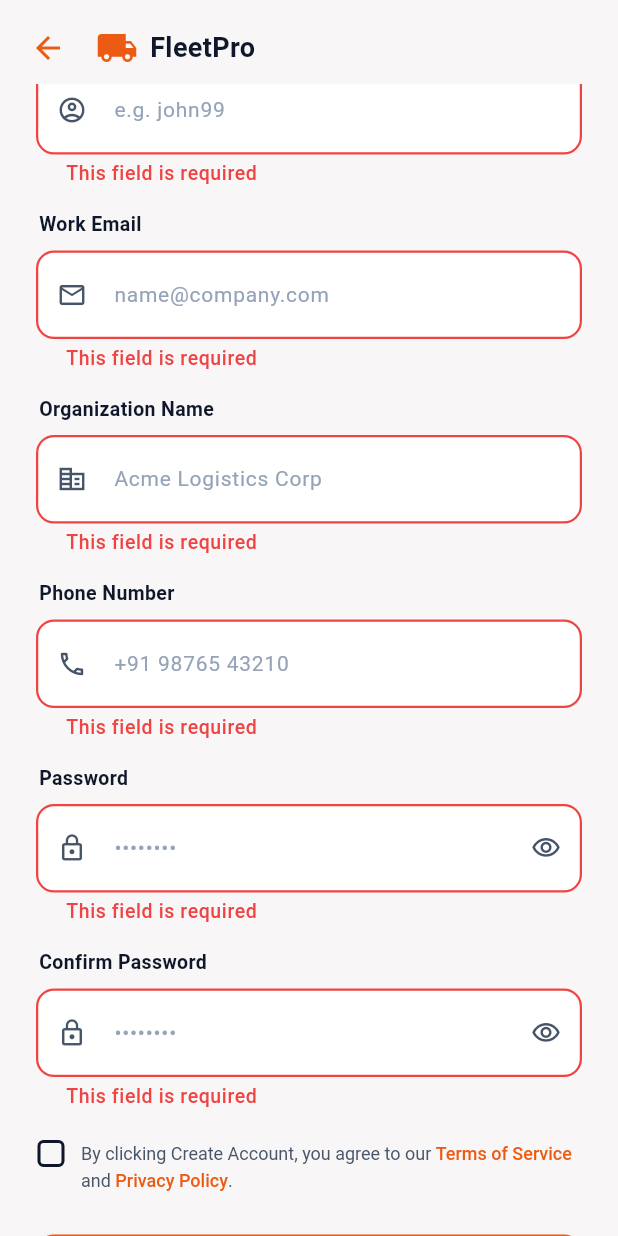
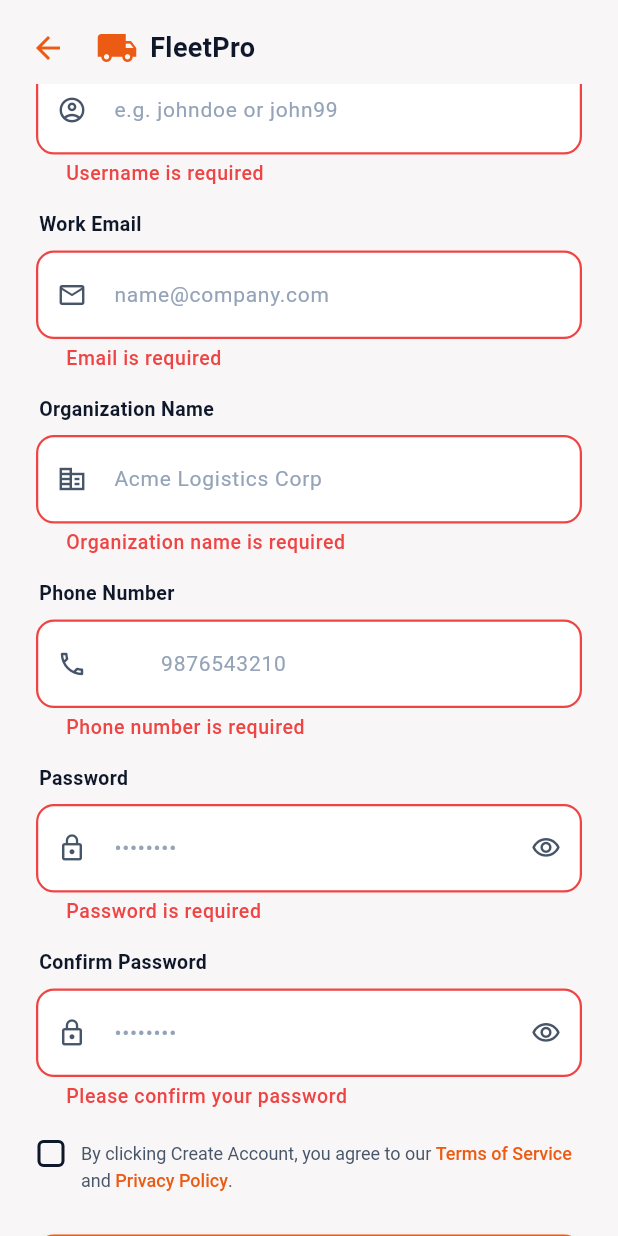
Before and after one commit to RollingRadius/RR4, a Flutter app: the SignupScreen screen opened by its route, scrolled down 260 dp, after a tap on "Create Account", on a phone screen of 412 x 824 dp. Run offline on Flutter 3.47's test engine with Material 3 defaults, Android fonts, the phone set to English and light mode, and no system bars; our stand-ins replace dio, fl_chart, flutter_colorpicker, flutter_map, flutter_riverpod, flutter_secure_storage and 7 more; missing offline and left inert: dart:html, flutter_background_service, flutter_background_service_android; accounts and stored records are empty.

Commit message:
new changes 2

```diff
--- a/frontend/lib/presentation/screens/auth/signup_screen.dart
+++ b/frontend/lib/presentation/screens/auth/signup_screen.dart
@@ -1,9 +1,12 @@
+import 'dart:async';
 import 'package:flutter/material.dart';
+import 'package:flutter/services.dart';
 import 'package:flutter_riverpod/flutter_riverpod.dart';
 import 'package:go_router/go_router.dart';
 import 'package:fleet_management/providers/auth_provider.dart';
 import 'package:fleet_management/core/constants/app_constants.dart';
 import 'package:fleet_management/core/theme/app_theme.dart';
+import 'package:fleet_management/data/services/api_service.dart';
 
 class SignupScreen extends ConsumerStatefulWidget {
   const SignupScreen({super.key});
@@ -27,8 +30,42 @@
   bool _obscureConfirmPassword = true;
   bool _termsAccepted = false;
 
+  // Username availability check
+  Timer? _usernameDebounce;
+  String? _usernameTakenError;   // non-null = taken
+  bool _checkingUsername = false;
+
+  void _onUsernameChanged(String value) {
+    // Clear previous result immediately
+    if (_usernameTakenError != null || _checkingUsername) {
+      setState(() { _usernameTakenError = null; _checkingUsername = false; });
+    }
+    _usernameDebounce?.cancel();
+    // Only check if the basic format is already valid (≥3 chars, no special chars)
+    if (value.length < 3 || !RegExp(r'^[a-zA-Z0-9_]+$').hasMatch(value)) return;
+
+    _usernameDebounce = Timer(const Duration(milliseconds: 600), () async {
+      if (!mounted) return;
+      setState(() => _checkingUsername = true);
+      try {
+        final api = ref.read(apiServiceProvider);
+        final resp = await api.dio.get('/api/auth/check-username/$value');
+        final available = resp.data['available'] as bool? ?? true;
+        if (mounted) {
+          setState(() {
+            _checkingUsername = false;
+            _usernameTakenError = available ? null : 'This username is already taken';
+          });
+        }
+      } catch (_) {
+        if (mounted) setState(() => _checkingUsername = false);
+      }
+    });
+  }
+
   @override
   void dispose() {
+    _usernameDebounce?.cancel();
     _fullNameController.dispose();
     _usernameController.dispose();
     _emailController.dispose();
@@ -41,6 +78,12 @@
 
   Future<void> _handleSignup() async {
     if (!_formKey.currentState!.validate()) return;
+    if (_usernameTakenError != null) return;
+    if (_checkingUsername) {
+      _showSnackBar('Please wait — checking username availability',
+          AppTheme.statusWarning, Icons.hourglass_top_rounded);
+      return;
+    }
 
     if (!_termsAccepted) {
       _showSnackBar('Please accept the terms and conditions',
@@ -55,7 +98,7 @@
           ? _emailController.text.trim()
           : null,
       'organization': _organizationController.text.trim(),
-      'phone': _phoneController.text.trim(),
+      'phone': '+91${_phoneController.text.trim()}',
       'password': _passwordController.text,
       'auth_method': _authMethod,
       'terms_accepted': _termsAccepted,
@@ -202,10 +245,10 @@
                         prefixIcon: Icons.person_outline,
                         validator: (v) {
                           if (v == null || v.trim().isEmpty) {
-                            return AppConstants.validationRequired;
+                            return 'Full name is required';
                           }
                           if (RegExp(r'[0-9]').hasMatch(v)) {
-                            return 'Full name cannot contain numbers';
+                            return 'Do not enter numbers in full name — letters only';
                           }
                           if (v.trim().length < 2) {
                             return 'Full name must be at least 2 characters';
@@ -220,20 +263,35 @@
                       const SizedBox(height: 8),
                       _SignupTextField(
                         controller: _usernameController,
-                        hintText: 'e.g. john99',
+                        hintText: 'e.g. johndoe or john99',
                         prefixIcon: Icons.account_circle_outlined,
+                        onChanged: _onUsernameChanged,
+                        suffixIcon: _checkingUsername
+                            ? const Padding(
+                                padding: EdgeInsets.all(12),
+                                child: SizedBox(
+                                  width: 16,
+                                  height: 16,
+                                  child: CircularProgressIndicator(
+                                      strokeWidth: 2,
+                                      color: AppTheme.textSecondary),
+                                ),
+                              )
+                            : _usernameController.text.length >= 3 &&
+                                    RegExp(r'^[a-zA-Z0-9_]+$')
+                                        .hasMatch(_usernameController.text)
+                                ? _usernameTakenError != null
+                                    ? const Icon(Icons.cancel_rounded,
+                                        color: AppTheme.statusError, size: 22)
+                                    : const Icon(Icons.check_circle_rounded,
+                                        color: Color(0xFF006B5E), size: 22)
+                                : null,
                         validator: (v) {
                           if (v == null || v.isEmpty) {
-                            return AppConstants.validationRequired;
+                            return 'Username is required';
                           }
                           if (v.length < 3) {
                             return 'Username must be at least 3 characters';
-                          }
-                          if (!RegExp(r'[a-zA-Z]').hasMatch(v)) {
-                            return 'Username must contain at least one letter';
-                          }
-                          if (!RegExp(r'[0-9]').hasMatch(v)) {
-                            return 'Username must contain at least one number';
                           }
                           if (!RegExp(r'^[a-zA-Z0-9_]+$').hasMatch(v)) {
                             return 'Username can only contain letters, numbers, and underscores';
@@ -241,6 +299,24 @@
                           return null;
                         },
                       ),
+                      if (_usernameTakenError != null)
+                        Padding(
+                          padding: const EdgeInsets.only(top: 6, left: 4),
+                          child: Row(
+                            children: [
+                              const Icon(Icons.cancel_rounded,
+                                  color: AppTheme.statusError, size: 14),
+                              const SizedBox(width: 6),
+                              Text(
+                                _usernameTakenError!,
+                                style: const TextStyle(
+                                  fontSize: 12,
+                                  color: AppTheme.statusError,
+                                ),
+                              ),
+                            ],
+                          ),
+                        ),
                       const SizedBox(height: 16),
 
                       // Work Email (conditional)
@@ -254,21 +330,21 @@
                           keyboardType: TextInputType.emailAddress,
                           validator: (v) {
                             if (v == null || v.trim().isEmpty) {
-                              return AppConstants.validationRequired;
+                              return 'Email is required';
                             }
                             if (!v.contains('@')) {
-                              return 'Email must contain @';
+                              return 'Email must contain "@" — e.g. name@company.com';
                             }
                             final parts = v.split('@');
                             if (parts.length != 2 || parts[1].isEmpty) {
-                              return 'Enter a valid email address';
+                              return 'Enter a valid email — e.g. name@company.com';
                             }
                             if (!parts[1].contains('.')) {
-                              return 'Email domain must contain a dot (e.g. .com)';
+                              return 'Email must have a domain ending — e.g. .com or .in';
                             }
                             final domainParts = parts[1].split('.');
                             if (domainParts.last.length < 2) {
-                              return 'Enter a valid email address';
+                              return 'Enter a valid email — e.g. name@company.com';
                             }
                             return null;
                           },
@@ -284,7 +360,7 @@
                         hintText: 'Acme Logistics Corp',
                         prefixIcon: Icons.corporate_fare_outlined,
                         validator: (v) => (v == null || v.trim().isEmpty)
-                            ? AppConstants.validationRequired
+                            ? 'Organization name is required'
                             : null,
                       ),
                       const SizedBox(height: 16),
@@ -294,19 +370,20 @@
                       const SizedBox(height: 8),
                       _SignupTextField(
                         controller: _phoneController,
-                        hintText: '+91 98765 43210',
+                        hintText: '9876543210',
                         prefixIcon: Icons.phone_outlined,
-                        keyboardType: TextInputType.phone,
+                        keyboardType: TextInputType.number,
+                        fixedPrefix: '+91 ',
+                        inputFormatters: [
+                          FilteringTextInputFormatter.digitsOnly,
+                          LengthLimitingTextInputFormatter(10),
+                        ],
                         validator: (v) {
                           if (v == null || v.trim().isEmpty) {
-                            return AppConstants.validationRequired;
+                            return 'Phone number is required';
                           }
-                          if (RegExp(r'[a-zA-Z]').hasMatch(v)) {
-                            return 'Phone number cannot contain letters';
-                          }
-                          final digits = v.replaceAll(RegExp(r'[\s\+\-\(\)]'), '');
-                          if (digits.length < 7) {
-                            return 'Enter a valid phone number';
+                          if (v.trim().length < 10) {
+                            return 'Mobile number must be exactly 10 digits';
                           }
                           return null;
                         },
@@ -334,9 +411,11 @@
                         ),
                         validator: (v) {
                           if (v == null || v.isEmpty) {
-                            return AppConstants.validationRequired;
+                            return 'Password is required';
                           }
-                          if (v.length < 8) return AppConstants.validationPassword;
+                          if (v.length < 8) {
+                            return 'Password must be at least 8 characters';
+                          }
                           return null;
                         },
                       ),
@@ -364,10 +443,10 @@
                         ),
                         validator: (v) {
                           if (v == null || v.isEmpty) {
-                            return AppConstants.validationRequired;
+                            return 'Please confirm your password';
                           }
                           if (v != _passwordController.text) {
-                            return AppConstants.validationPasswordMismatch;
+                            return 'Passwords do not match — please re-enter';
                           }
                           return null;
                         },
@@ -534,6 +613,9 @@
   final Widget? suffixIcon;
   final TextInputType? keyboardType;
   final String? Function(String?)? validator;
+  final String? fixedPrefix;
+  final void Function(String)? onChanged;
+  final List<TextInputFormatter>? inputFormatters;
 
   const _SignupTextField({
     required this.controller,
@@ -543,6 +625,9 @@
     this.suffixIcon,
     this.keyboardType,
     this.validator,
+    this.fixedPrefix,
+    this.onChanged,
+    this.inputFormatters,
   });
 
   @override
@@ -552,6 +637,9 @@
       obscureText: obscureText,
       keyboardType: keyboardType,
       textInputAction: TextInputAction.next,
+      autovalidateMode: AutovalidateMode.onUserInteraction,
+      onChanged: onChanged,
+      inputFormatters: inputFormatters,
       style: const TextStyle(fontSize: 15, color: AppTheme.textPrimary),
       decoration: InputDecoration(
         hintText: hintText,
@@ -559,6 +647,16 @@
             const TextStyle(fontSize: 14, color: AppTheme.textTertiary),
         prefixIcon: Icon(prefixIcon,
             color: AppTheme.textSecondary, size: 20),
+        prefix: fixedPrefix != null
+            ? Text(
+                fixedPrefix!,
+                style: const TextStyle(
+                  fontSize: 15,
+                  color: AppTheme.textPrimary,
+                  fontWeight: FontWeight.w500,
+                ),
+              )
+            : null,
         suffixIcon: suffixIcon,
         contentPadding:
             const EdgeInsets.symmetric(horizontal: 16, vertical: 18),
```
Also changed, not shown: 1 other file.
